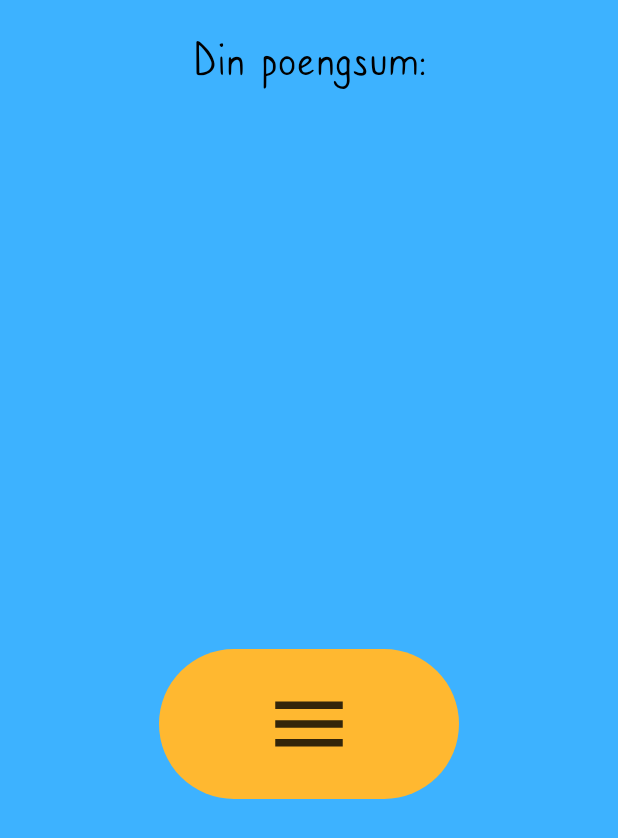
After one commit to hanseklev/Mattequiz, an Android app: the layout fragment_game_end_dialog.xml on its own in the app's theme, with its tools: preview values and no code run, on a phone screen of 412 x 824 dp. The commit adds this screen. Shown: the top 838 px of the screen. Run offline under Robolectric (Android 15) with nearby library versions, the phone set to English and light mode, and no system bars.

Commit message:
Did something

```diff
--- a/app/src/main/java/com/s341872/CancelGameDialogFragment.java
+++ b/app/src/main/java/com/s341872/CancelGameDialogFragment.java
@@ -10,7 +10,6 @@ import androidx.fragment.app.DialogFragment;
 
 import android.view.ViewGroup;
 import android.widget.Button;
-
 
 public class CancelGameDialogFragment extends DialogFragment {
     Dialog dialog;
--- /dev/null
+++ b/app/src/main/res/drawable-mdpi/rounded_corner2.xml
@@ -0,0 +1,5 @@
+<?xml version="1.0" encoding="utf-8"?>
+<shape xmlns:android="http://schemas.android.com/apk/res/android">
+    <solid android:color="@color/orange" />
+    <corners android:radius="50in" />
+</shape>
--- a/app/src/main/res/layout-land/activity_stats.xml
+++ b/app/src/main/res/layout-land/activity_stats.xml
@@ -11,7 +11,7 @@
         style="@style/gameText"
         android:layout_width="match_parent"
         android:layout_height="50dp"
-        android:layout_marginTop="32dp"
+        android:layout_marginTop="10dp"
         android:text="@string/show_stats"
         android:textAlignment="center"
         android:textColor="#4E342E"
@@ -20,9 +20,9 @@
     <TextView
         android:id="@+id/textView"
         android:layout_width="match_parent"
-        android:layout_height="wrap_content"
-        android:padding="25dp"
+        android:layout_height="250dp"
         android:textSize="20sp"
+        android:textAlignment="center"
         app:layout_constraintBottom_toBottomOf="parent"
         app:layout_constraintEnd_toEndOf="parent"
         app:layout_constraintStart_toStartOf="parent"
--- /dev/null
+++ b/app/src/main/res/layout-land/fragment_game_end_dialog.xml
@@ -0,0 +1,48 @@
+<?xml version="1.0" encoding="utf-8"?>
+<androidx.constraintlayout.widget.ConstraintLayout xmlns:android="http://schemas.android.com/apk/res/android"
+    xmlns:app="http://schemas.android.com/apk/res-auto"
+    android:layout_width="match_parent"
+    android:layout_height="match_parent">
+
+    <TextView
+        android:id="@+id/text_score_header"
+        style="@style/dialogText"
+        android:layout_gravity="center"
+        android:layout_width="match_parent"
+        android:layout_height="wrap_content"
+        android:padding="20dp"
+        android:text="@string/game_end_header"
+        app:layout_constraintEnd_toEndOf="parent"
+        app:layout_constraintStart_toStartOf="parent"
+        app:layout_constraintTop_toTopOf="parent" />
+
+    <TextView
+        android:id="@+id/text_score"
+        style="@style/dialogText"
+        android:layout_gravity="center"
+        android:layout_width="match_parent"
+        android:layout_height="wrap_content"
+        android:layout_marginBottom="30dp"
+        android:padding="20dp"
+        app:layout_constraintEnd_toStartOf="@id/btn_home"
+        app:layout_constraintTop_toBottomOf="@id/text_score_header" />
+
+    <ImageButton
+        android:id="@+id/btn_home"
+        style="@style/dialogText"
+        android:layout_width="200dp"
+        android:layout_gravity="center"
+        android:layout_height="100dp"
+        android:layout_marginBottom="20dp"
+        android:scaleType="fitCenter"
+        android:adjustViewBounds="true"
+        android:padding="20dp"
+        app:srcCompat="@drawable/ic_main_menu"
+        android:background="@drawable/rounded_corner2"
+        app:layout_constraintBottom_toBottomOf="parent"
+        app:layout_constraintHorizontal_bias="0.5"
+        app:layout_constraintLeft_toLeftOf="parent"
+        app:layout_constraintRight_toRightOf="parent"
+        app:layout_constraintTop_toBottomOf="@id/text_score" />
+
+</androidx.constraintlayout.widget.ConstraintLayout>
--- a/app/src/main/res/layout/activity_stats.xml
+++ b/app/src/main/res/layout/activity_stats.xml
@@ -20,9 +20,9 @@
     <TextView
         android:id="@+id/textView"
         android:layout_width="match_parent"
-        android:layout_height="wrap_content"
-        android:padding="25dp"
-        android:textSize="36sp"
+        android:layout_height="600dp"
+        android:padding="20dp"
+        android:textSize="25sp"
         app:layout_constraintBottom_toBottomOf="parent"
         app:layout_constraintEnd_toEndOf="parent"
         app:layout_constraintStart_toStartOf="parent"
--- /dev/null
+++ b/app/src/main/res/layout/fragment_game_end_dialog.xml
@@ -0,0 +1,48 @@
+<?xml version="1.0" encoding="utf-8"?>
+<androidx.constraintlayout.widget.ConstraintLayout xmlns:android="http://schemas.android.com/apk/res/android"
+    xmlns:app="http://schemas.android.com/apk/res-auto"
+    android:layout_width="match_parent"
+    android:layout_height="match_parent">
+
+    <TextView
+        android:id="@+id/text_score_header"
+        style="@style/dialogText"
+        android:layout_gravity="center"
+        android:layout_width="match_parent"
+        android:layout_height="wrap_content"
+        android:padding="20dp"
+        android:text="@string/game_end_header"
+        app:layout_constraintEnd_toEndOf="parent"
+        app:layout_constraintStart_toStartOf="parent"
+        app:layout_constraintTop_toTopOf="parent" />
+
+    <TextView
+        android:id="@+id/text_score"
+        style="@style/dialogText"
+        android:layout_gravity="center"
+        android:layout_width="match_parent"
+        android:layout_height="wrap_content"
+        android:layout_marginBottom="30dp"
+        android:padding="20dp"
+        app:layout_constraintEnd_toStartOf="@id/btn_home"
+        app:layout_constraintTop_toBottomOf="@id/text_score_header" />
+
+    <ImageButton
+        android:id="@+id/btn_home"
+        style="@style/dialogText"
+        android:layout_width="200dp"
+        android:layout_gravity="center"
+        android:layout_height="100dp"
+        android:layout_marginBottom="20dp"
+        android:scaleType="fitCenter"
+        android:adjustViewBounds="true"
+        android:padding="20dp"
+        app:srcCompat="@drawable/ic_main_menu"
+        android:background="@drawable/rounded_corner2"
+        app:layout_constraintBottom_toBottomOf="parent"
+        app:layout_constraintHorizontal_bias="0.5"
+        app:layout_constraintLeft_toLeftOf="parent"
+        app:layout_constraintRight_toRightOf="parent"
+        app:layout_constraintTop_toBottomOf="@id/text_score" />
+
+</androidx.constraintlayout.widget.ConstraintLayout>
--- a/app/src/main/res/values/strings.xml
+++ b/app/src/main/res/values/strings.xml
@@ -55,6 +55,9 @@
         <item>10</item>
         <item>15</item>
     </string-array>
+
+    <!--Game end header -->
+    <string name="game_end_header">Din poengsum:</string>
 
     <!--    Game questions  -->
     <!--Last item is the answer-->
@@ -153,4 +156,5 @@
         <item>@array/question14</item>
         <item>@array/question15</item>
     </array>
+
 </resources>
```
Also changed, not shown: app/src/main/java/com/s341872/GameActivity.java (+40 -4 lines), app/src/main/java/com/s341872/GameEndDialogFragment.java (added, +52 -0 lines), 1 other file.
